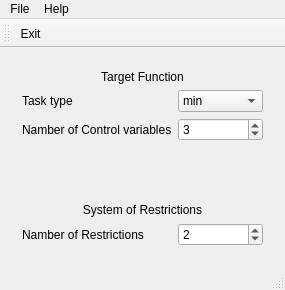
Above: mainwindow.ui from aleax/simplex before the change. Below: the same form after it.
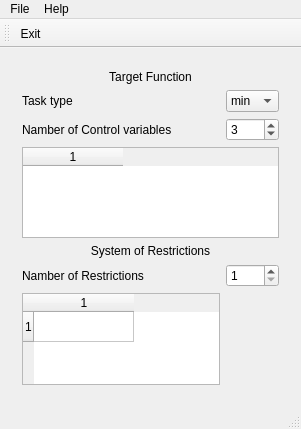
That is the form after the change.

```diff
--- a/mainwindow.ui
+++ b/mainwindow.ui
@@ -6,8 +6,8 @@
    <rect>
     <x>0</x>
     <y>0</y>
-    <width>285</width>
-    <height>290</height>
+    <width>301</width>
+    <height>429</height>
    </rect>
   </property>
   <property name="windowTitle">
@@ -92,12 +92,6 @@
          <property name="minimum">
           <number>1</number>
          </property>
-         <property name="maximum">
-          <number>100</number>
-         </property>
-         <property name="value">
-          <number>2</number>
-         </property>
         </widget>
        </item>
        <item row="2" column="1">
@@ -121,14 +115,29 @@
         </widget>
        </item>
        <item row="3" column="0" colspan="2">
-        <widget class="QWidget" name="inputCField" native="true">
-         <property name="sizePolicy">
-          <sizepolicy hsizetype="Preferred" vsizetype="Preferred">
-           <horstretch>0</horstretch>
-           <verstretch>10</verstretch>
-          </sizepolicy>
-         </property>
-         <layout class="QHBoxLayout" name="InputCField"/>
+        <widget class="QTableWidget" name="tableWidgetC">
+         <column>
+          <property name="text">
+           <string>1</string>
+          </property>
+         </column>
+        </widget>
+       </item>
+       <item row="6" column="0">
+        <layout class="QHBoxLayout" name="horizontalLayout"/>
+       </item>
+       <item row="7" column="0">
+        <widget class="QTableWidget" name="tableWidgetA">
+         <row>
+          <property name="text">
+           <string>1</string>
+          </property>
+         </row>
+         <column>
+          <property name="text">
+           <string>1</string>
+          </property>
+         </column>
         </widget>
        </item>
       </layout>
@@ -141,8 +150,8 @@
     <rect>
      <x>0</x>
      <y>0</y>
-     <width>285</width>
-     <height>20</height>
+     <width>0</width>
+     <height>0</height>
     </rect>
    </property>
    <widget class="QMenu" name="menuFile">
```
Left out of the diff: 21 changed lines with no effect on the pictures.
